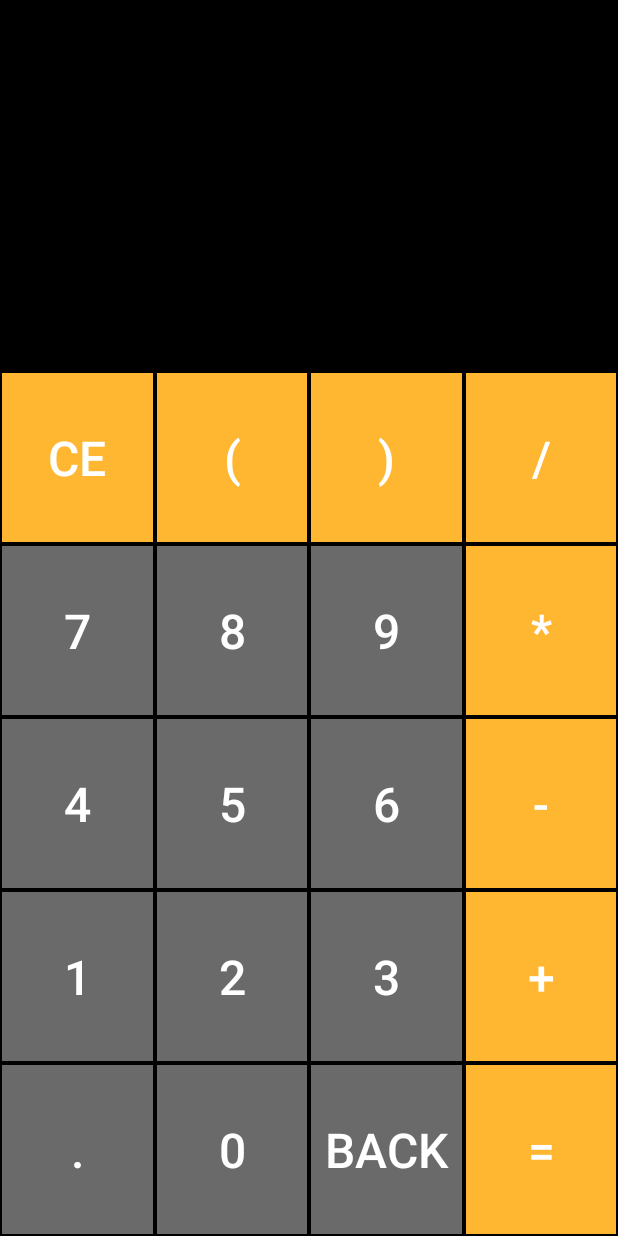
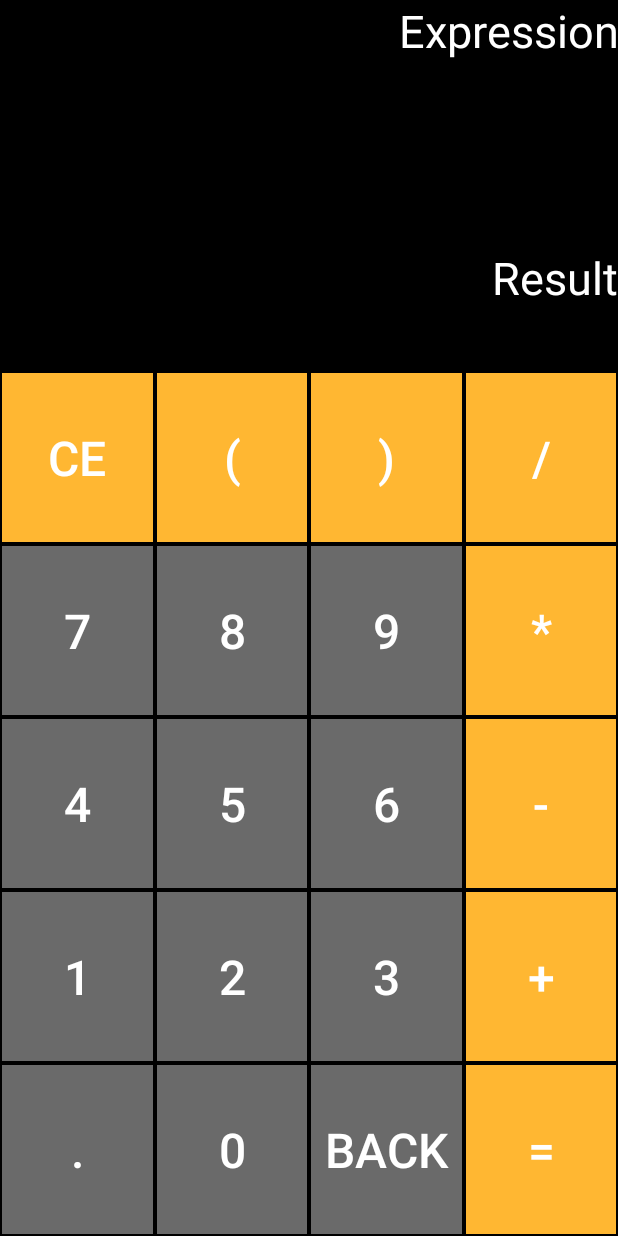
Before and after one commit to TanYiXiang/Android-Apps, an Android app: the layout activity_main.xml on its own in the app's theme, with its tools: preview values and no code run, on a phone screen of 412 x 824 dp. Run offline under Robolectric (Android 15) with nearby library versions, the phone set to English and light mode, and no system bars.

Commit message:
Initialize expressions and number button logic

```diff
--- a/SimpleCalculator/app/src/main/res/layout/activity_main.xml
+++ b/SimpleCalculator/app/src/main/res/layout/activity_main.xml
@@ -1,10 +1,35 @@
 <?xml version="1.0" encoding="utf-8"?>
-<androidx.constraintlayout.widget.ConstraintLayout xmlns:android="http://schemas.android.com/apk/res/android"
+
+<layout xmlns:android="http://schemas.android.com/apk/res/android"
     xmlns:app="http://schemas.android.com/apk/res-auto"
-    xmlns:tools="http://schemas.android.com/tools"
+    xmlns:tools="http://schemas.android.com/tools">
+
+    <androidx.constraintlayout.widget.ConstraintLayout
         android:layout_width="match_parent"
         android:layout_height="match_parent"
         tools:context=".MainActivity">
+
+        <androidx.constraintlayout.widget.Guideline
+            android:id="@+id/expression_guideline"
+            android:layout_width="wrap_content"
+            android:layout_height="wrap_content"
+            android:orientation="horizontal"
+            app:layout_constraintGuide_percent="0.2" />
+
+        <TextView
+            android:id="@+id/result_text"
+            android:layout_width="0dp"
+            android:layout_height="0dp"
+            android:background="@android:color/black"
+            android:gravity="end"
+            android:textAlignment="gravity"
+            android:textColor="@android:color/white"
+            android:textSize="30sp"
+            app:layout_constraintBottom_toTopOf="@+id/screen_guideline"
+            app:layout_constraintEnd_toEndOf="parent"
+            app:layout_constraintStart_toStartOf="parent"
+            app:layout_constraintTop_toTopOf="@+id/expression_guideline"
+            tools:text="Result" />
 
         <androidx.constraintlayout.widget.Guideline
             android:id="@+id/screen_guideline"
@@ -46,12 +71,15 @@
             android:layout_width="0dp"
             android:layout_height="0dp"
             android:background="@android:color/black"
-        android:text="TextView"
-        android:textAlignment="center"
-        app:layout_constraintBottom_toTopOf="@+id/screen_guideline"
+            android:gravity="end"
+            android:textAlignment="gravity"
+            android:textColor="@android:color/white"
+            android:textSize="30sp"
+            app:layout_constraintBottom_toTopOf="@+id/expression_guideline"
             app:layout_constraintEnd_toEndOf="parent"
             app:layout_constraintStart_toStartOf="parent"
-        app:layout_constraintTop_toTopOf="parent" />
+            app:layout_constraintTop_toTopOf="parent"
+            tools:text="Expression" />
 
         <Button
             android:id="@+id/CE_button"
@@ -367,3 +395,4 @@
 
 
     </androidx.constraintlayout.widget.ConstraintLayout>
+</layout>
```
Also changed, not shown: SimpleCalculator/app/build.gradle (+8 -4 lines), SimpleCalculator/app/src/main/java/com/example/simplecalculator/MainActivity.kt (+54 -1 lines). Lines whose indentation alone changed are shown as unchanged.
